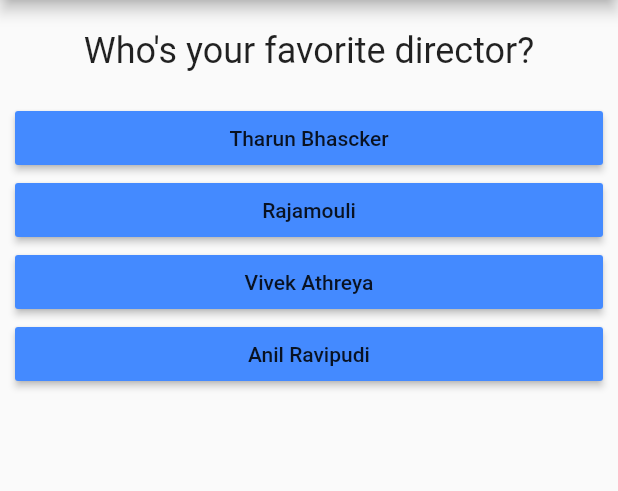
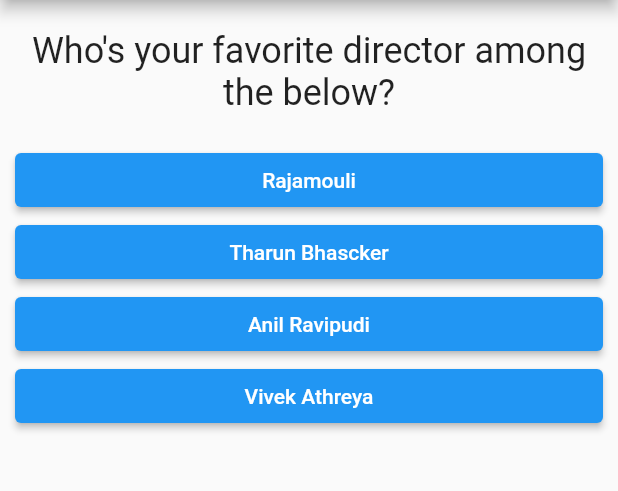
Before and after one commit to charith08/personality_test, a Flutter app: the screen it shows after launch, on a phone screen of 412 x 824 dp, the part 84-575 px from its top. Run offline on Flutter 3.47's test engine with Material 2 defaults, Android fonts, the light colour scheme and no system bars.

Commit message:
feat: Removing deprecated buttons, logic of the app

```diff
--- a/lib/answer.dart
+++ b/lib/answer.dart
@@ -11,8 +11,7 @@ class Answer extends StatelessWidget {
     return Container(
       width: double.infinity,
       margin: EdgeInsets.symmetric(horizontal: 10),
-      child: RaisedButton(
-        color: Colors.blueAccent,
+      child: ElevatedButton(
         child: Text(answerText),
         onPressed: selectHandler,
       ),
--- a/lib/main.dart
+++ b/lib/main.dart
@@ -23,30 +23,31 @@ class _MyAppState extends State<MyApp> {
   // final is run-time constant, cannot change after run-time
   final _questions = const [
     {
-      'questionText': 'Who\'s your favorite director?',
+      'questionText': 'Who\'s your favorite director among the below?',
       'answers': [
+        {'text': 'Rajamouli', 'score': 8},
         {'text': 'Tharun Bhascker', 'score': 10},
-        {'text': 'Rajamouli', 'score': 8},
-        {'text': 'Vivek Athreya', 'score': 6},
-        {'text': 'Anil Ravipudi', 'score': 2}
+        {'text': 'Anil Ravipudi', 'score': 2},
+        {'text': 'Vivek Athreya', 'score': 6}
       ],
     },
     {
-      'questionText': 'What\'s your favorite mobile game?',
+      'questionText': 'Which mobile game would you pick to play?',
       'answers': [
+        {'text': 'COD', 'score': 8},
         {'text': 'PUBG', 'score': 10},
-        {'text': 'COD', 'score': 8},
-        {'text': 'AmongUs', 'score': 6},
-        {'text': 'Free Fire', 'score': 2}
+        {'text': 'Free Fire', 'score': 2},
+        {'text': 'AmongUs', 'score': 6}
+
       ],
     },
     {
-      'questionText': 'What\'s your favorite food?',
+      'questionText': 'What\'s your favorite food (or type) among the below?',
       'answers': [
-        {'text': '🍕', 'score': 10},
-        {'text': '🍔', 'score': 8},
-        {'text': '🍱', 'score': 6},
-        {'text': '🥐', 'score': 2}
+        {'text': '🌶', 'score': 10},
+        {'text': '🍗', 'score': 8},
+        {'text': '🍨', 'score': 6},
+        {'text': '🌭', 'score': 2}
       ],
     },
   ];
```
Also changed, not shown: lib/result.dart (+32 -11 lines).
